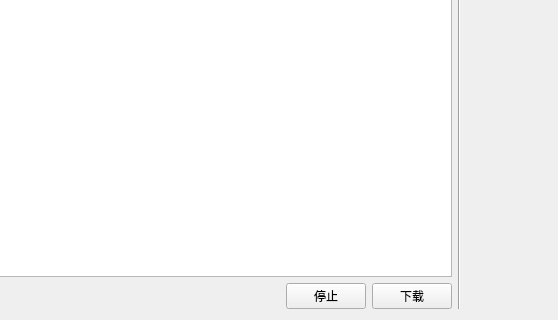
Qt form src/form.ui (eeyoo/step-servo-tuner) before a commit; both pictures show x 399 to 957 and y 232 to 552 of the 957 by 552 pixel window.
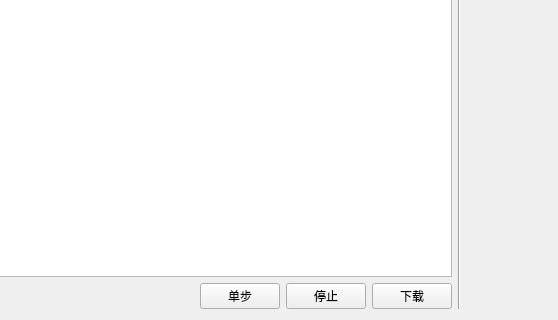
The same form after that commit.

```diff
--- a/src/form.ui
+++ b/src/form.ui
@@ -965,6 +965,13 @@
            </property>
           </spacer>
          </item>
+         <item>
+          <widget class="QPushButton" name="stepAct">
+           <property name="text">
+            <string>单步</string>
+           </property>
+          </widget>
+         </item>
          <item>
           <widget class="QPushButton" name="stopAct">
            <property name="text">
```
